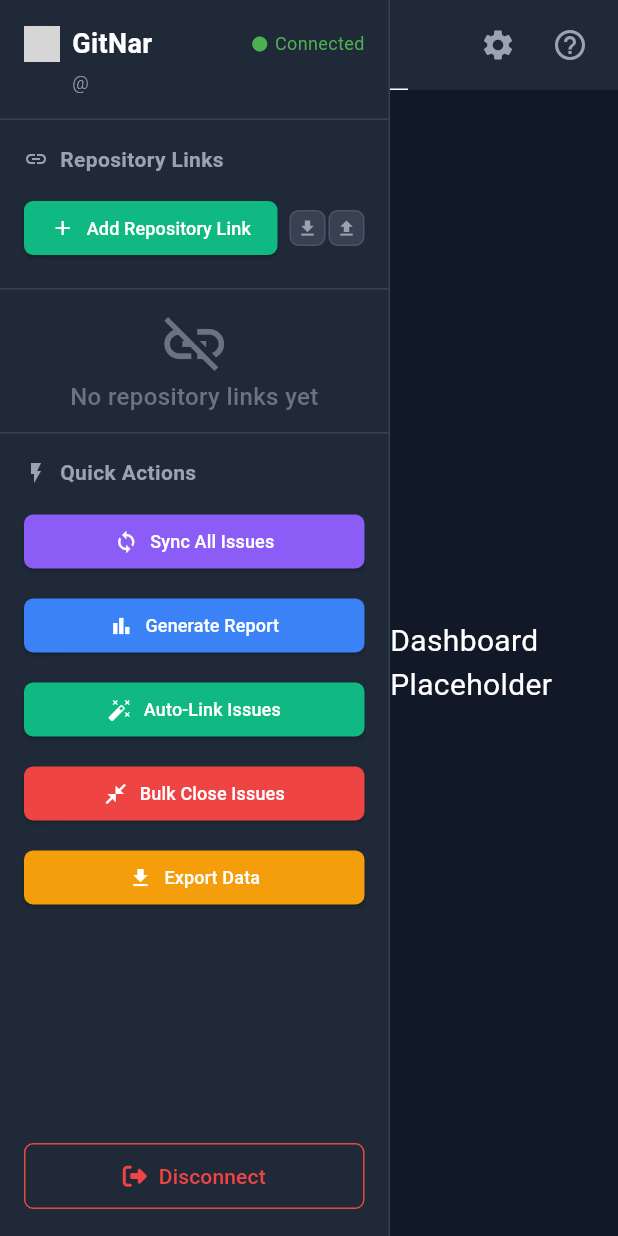
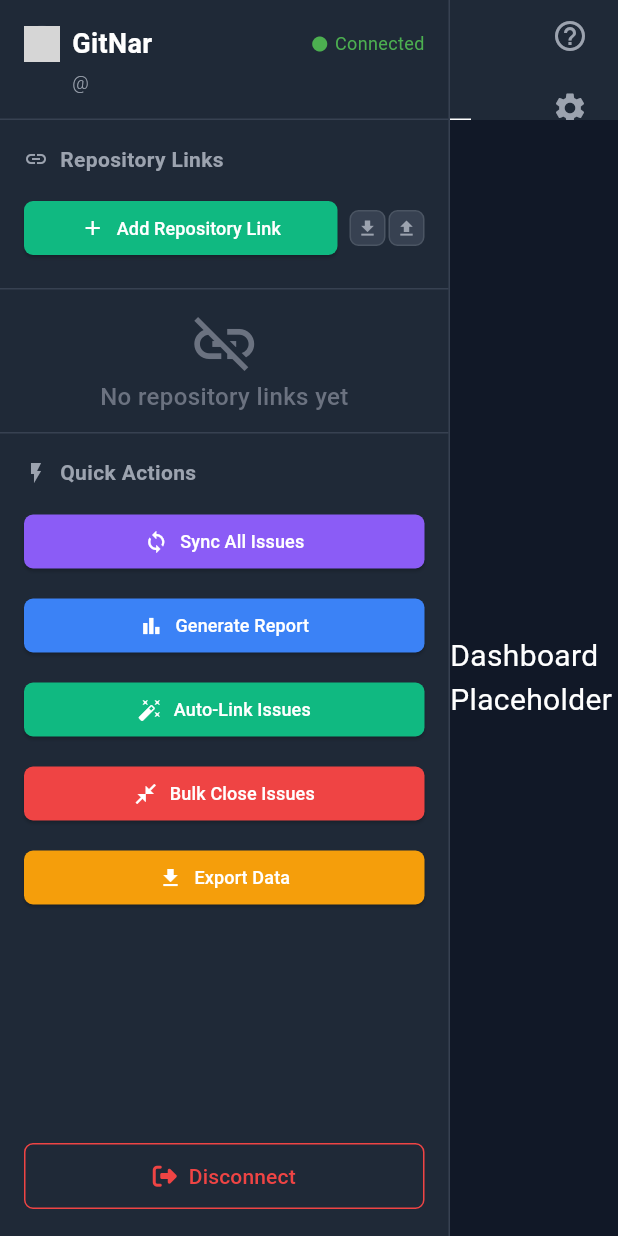
Before and after one commit to T1WiLLi/GitNar, a Flutter app: the HomeView screen opened directly, on a phone screen of 412 x 824 dp. Run offline on Flutter 3.47's test engine with Material 3 defaults, Android fonts, the phone set to English and light mode, and no system bars; our stand-ins replace flutter_dotenv, font_awesome_flutter, shared_preferences; missing offline and left inert: oauth2, window_size; accounts and stored records are empty; network calls fail; grey boxes are pictures that could not be loaded.

Commit message:
Increase sidebar width and top bar height; reorganize icon buttons for improved layout

```diff
--- a/lib/src/views/home_view.dart
+++ b/lib/src/views/home_view.dart
@@ -104,7 +104,7 @@ class HomeViewState extends State<HomeView> {
 
   Widget _buildSidebar() {
     return Container(
-      width: 260,
+      width: 300,
       decoration: BoxDecoration(
         color: const Color(0xFF1F2937),
         border: const Border(
@@ -352,15 +352,13 @@ class HomeViewState extends State<HomeView> {
 
   Widget _buildTopBar() {
     return Container(
-      height: 60,
+      height: 80,
       color: const Color(0xFF1F2937),
       child: Row(
         children: [
           Expanded(child: _buildTopTabBar()),
-          IconButton(
-            icon: const Icon(Icons.settings, color: Color(0xFF9CA3AF)),
-            onPressed: () {},
-          ),
+          Column(
+            children: [
               IconButton(
                 icon: const Icon(Icons.help_outline, color: Color(0xFF9CA3AF)),
                 onPressed: () {
@@ -369,6 +367,12 @@ class HomeViewState extends State<HomeView> {
                     builder: (ctx) => InformationIconModal(),
                   );
                 },
+              ),
+              IconButton(
+                icon: const Icon(Icons.settings, color: Color(0xFF9CA3AF)),
+                onPressed: () {},
+              ),
+            ],
           ),
           const SizedBox(width: 8),
         ],
@@ -395,7 +399,7 @@ class HomeViewState extends State<HomeView> {
         child: InkWell(
           onTap: () => _onTabSelected(index),
           child: Container(
-            padding: const EdgeInsets.symmetric(horizontal: 16, vertical: 20),
+            padding: const EdgeInsets.symmetric(horizontal: 16, vertical: 30),
             decoration: BoxDecoration(
               border: Border(
                 bottom: BorderSide(
```
Lines whose indentation alone changed are shown as unchanged.
